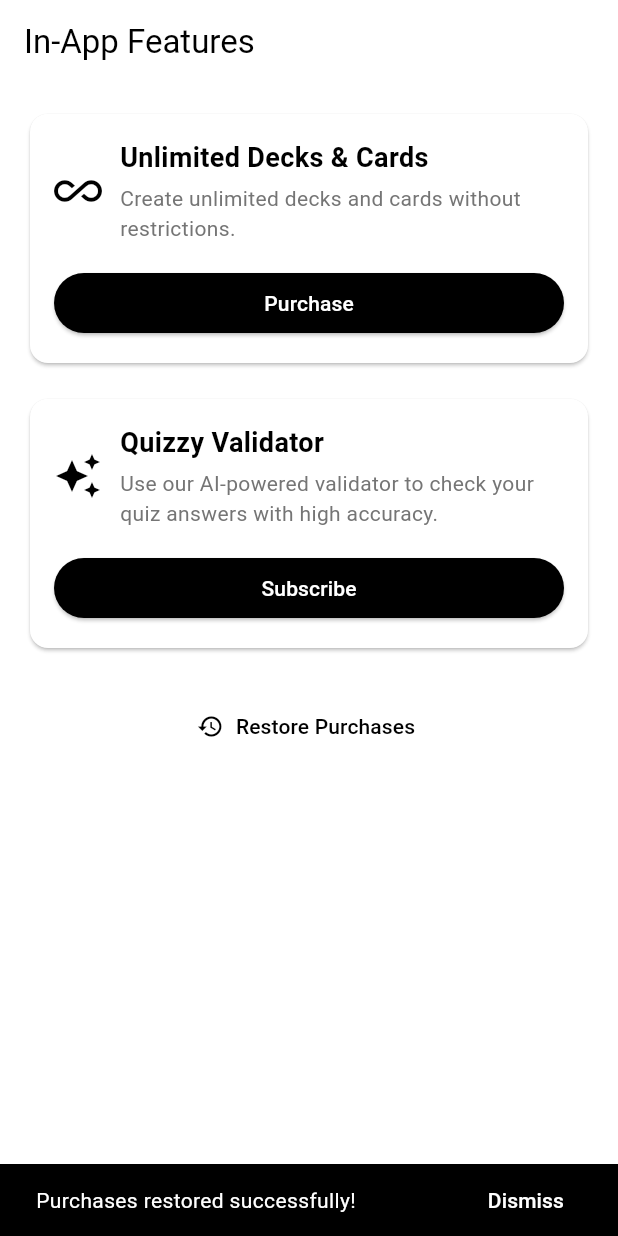
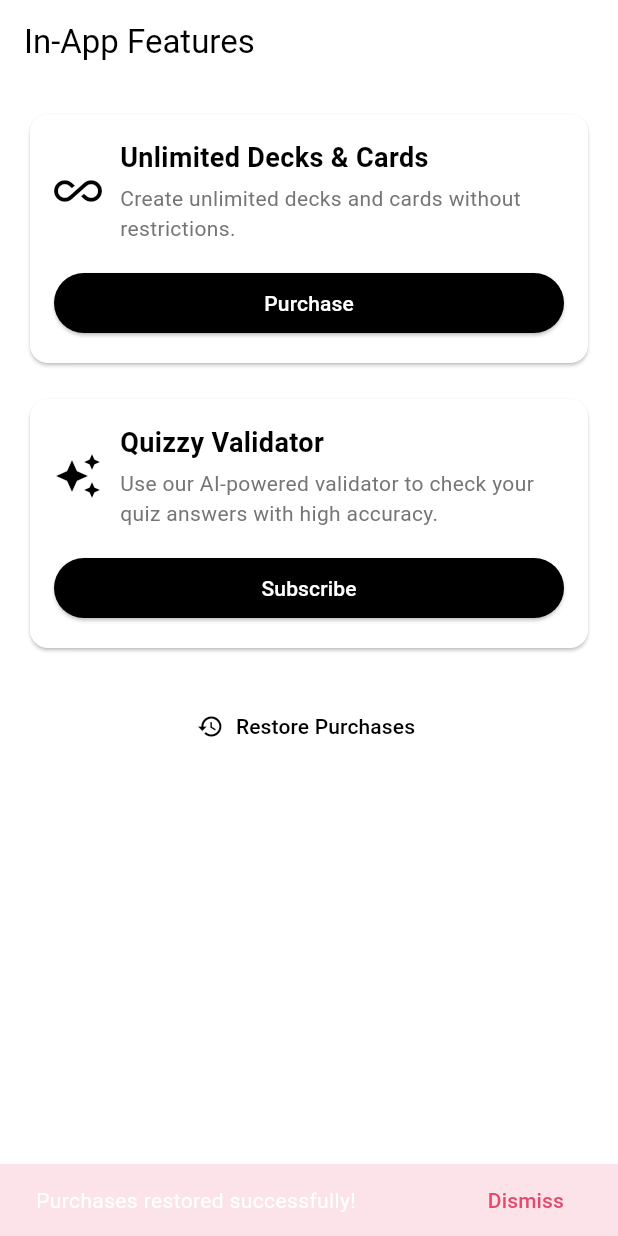
Before and after one commit to chechoora/quizzy_ai, a Flutter app: the SettingsInAppFeaturesWidget screen opened by its route, after a tap on "Restore Purchases", on a phone screen of 412 x 824 dp. Run offline on Flutter 3.47's test engine with Material 3 defaults, Android fonts, the phone set to English and light mode, and no system bars; our stand-ins replace chopper, drift, equatable, firebase_core, firebase_crashlytics, flutter_bloc and 8 more; missing offline and left inert: fimber, isolates, onnxruntime, purchases_flutter, sqlite3; accounts and stored records are empty; generated files the repository leaves out were written again; statements that could not run were skipped.

```diff
--- a/lib/l10n/app_en.arb
+++ b/lib/l10n/app_en.arb
@@ -120,5 +120,7 @@
   "quizDisplayTypeAnswerLabel": "Type your answer below",
   "quizDisplayTypeAnswerHint": "Type your answer",
   "quizDisplayAnswerButton": "Answer",
-  "quizDisplayDontKnowButton": "Don't know"
+  "quizDisplayDontKnowButton": "Don't know",
+
+  "dismiss": "Dismiss"
 }
--- a/lib/util/alert_util.dart
+++ b/lib/util/alert_util.dart
@@ -1,4 +1,6 @@
 import 'package:flutter/material.dart';
+import 'package:poc_ai_quiz/l10n/localize.dart';
+import 'package:poc_ai_quiz/util/theme/app_colors.dart';
 import 'package:poc_ai_quiz/view/widgets/app_bottom_sheet.dart';
 import 'package:poc_ai_quiz/view/widgets/app_dialog_button.dart';
 
@@ -53,11 +55,11 @@ void snackBar(
   ScaffoldMessenger.of(context).showSnackBar(
     SnackBar(
       content: Text(message),
-      backgroundColor: Theme.of(context).colorScheme.error,
+      backgroundColor: AppColors.error100,
       duration: duration,
       action: SnackBarAction(
-        label: 'Dismiss',
-        textColor: Theme.of(context).colorScheme.onError,
+        label: localize(context).dismiss,
+        textColor: AppColors.error500,
         onPressed: () {
           ScaffoldMessenger.of(context).hideCurrentSnackBar();
         },
```
Also changed, not shown: lib/view/quiz_exe/quiz_exe_widget.dart (+28 -25 lines), lib/view/widgets/app_button.dart (line endings or trailing spaces).
